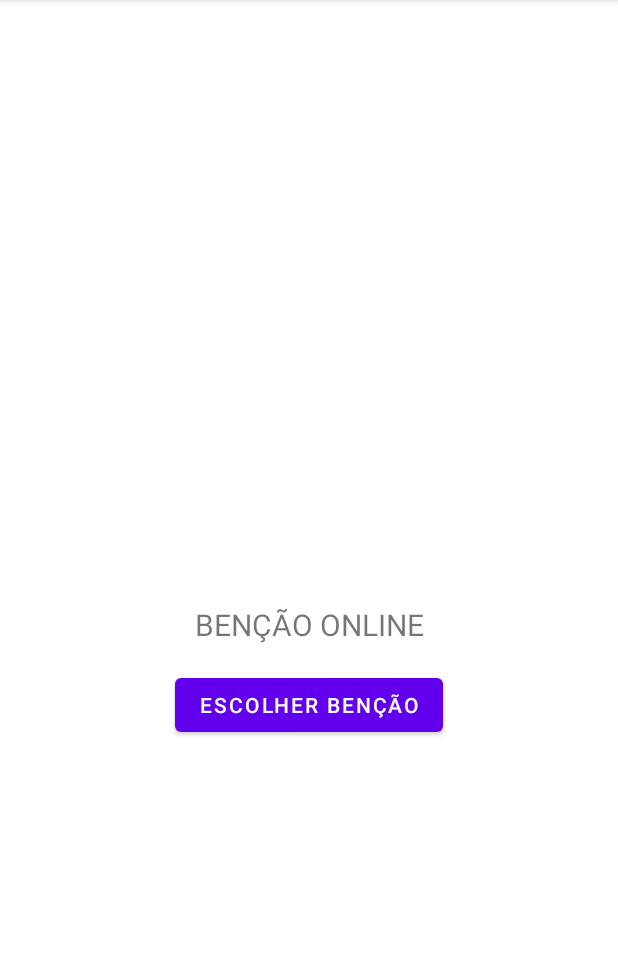
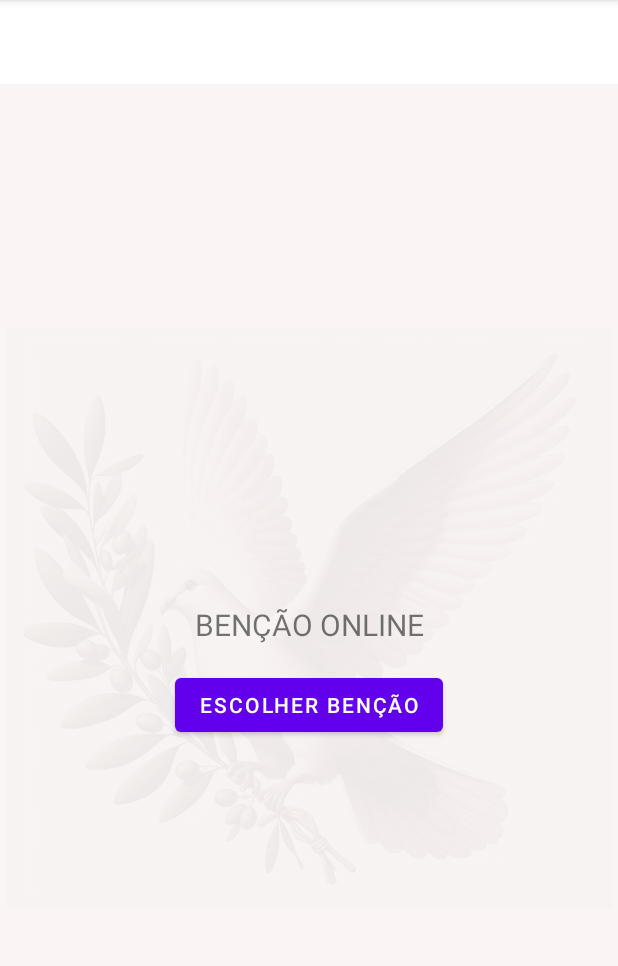
Before and after one commit to ericDevRoberto/chooseBless, an Android app: the screen it shows after launch (MainActivity), on a phone screen of 412 x 824 dp, the part 84-1050 px from its top. Run offline under Robolectric (Android 15) with nearby library versions, the phone set to English and light mode, and no system bars; our stand-ins replace navigation-ui.

Commit message:
image and backgound

```diff
--- a/app/src/main/res/layout/fragment_home.xml
+++ b/app/src/main/res/layout/fragment_home.xml
@@ -4,7 +4,20 @@
     xmlns:tools="http://schemas.android.com/tools"
     android:layout_width="match_parent"
     android:layout_height="match_parent"
-    tools:context=".ui.home.HomeFragment">
+    tools:context=".ui.home.HomeFragment"
+    android:background="@color/background_semi_white">
+
+    <androidx.appcompat.widget.AppCompatImageButton
+        android:layout_width="wrap_content"
+        android:layout_height="400dp"
+        app:layout_constraintBottom_toBottomOf="parent"
+        app:layout_constraintEnd_toEndOf="parent"
+        app:layout_constraintStart_toStartOf="parent"
+        app:layout_constraintTop_toTopOf="parent"
+        android:src="@drawable/bg_dove"
+        android:alpha=".05"
+        android:scaleType="centerInside"
+        />
 
     <TextView
         android:id="@+id/text_home"
--- a/app/src/main/res/values/colors.xml
+++ b/app/src/main/res/values/colors.xml
@@ -7,4 +7,5 @@
     <color name="teal_700">#FF018786</color>
     <color name="black">#FF000000</color>
     <color name="white">#FFFFFFFF</color>
+    <color name="background_semi_white">#FAF4F4</color>
 </resources>
```
Also changed, not shown: app/src/main/res/layout/fragment_choose_bless.xml (+12 -1 lines), app/src/main/res/layout/fragment_payment_success.xml (+14 -1 lines), app/src/main/res/drawable/bg_dove.webp (added).
